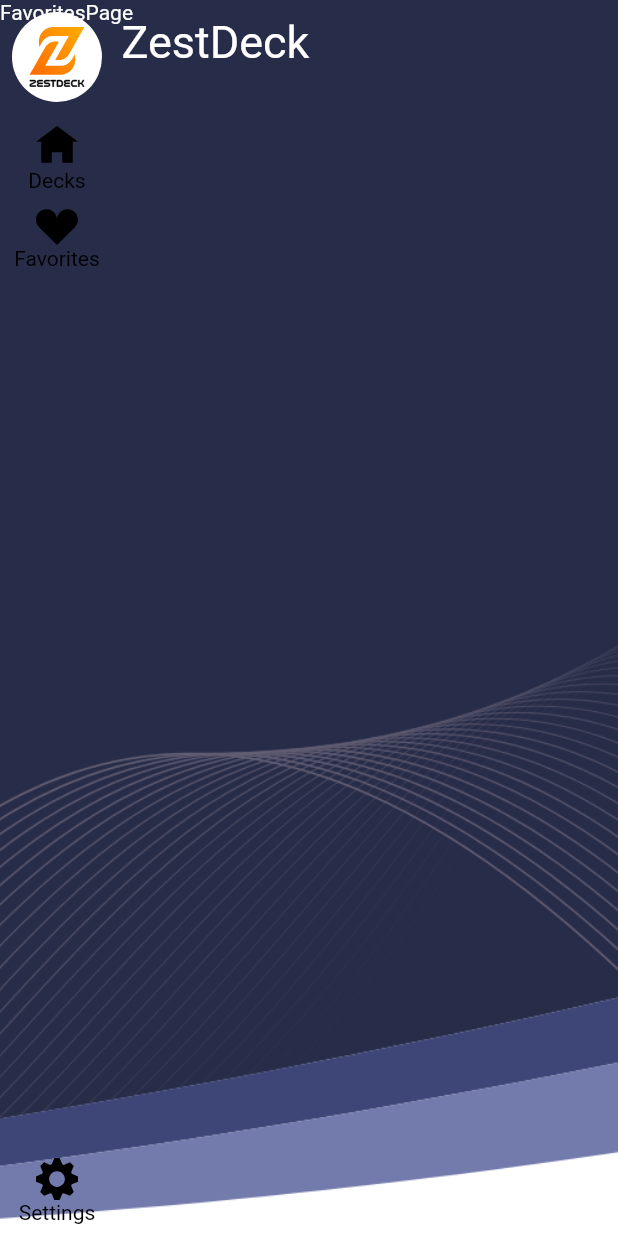
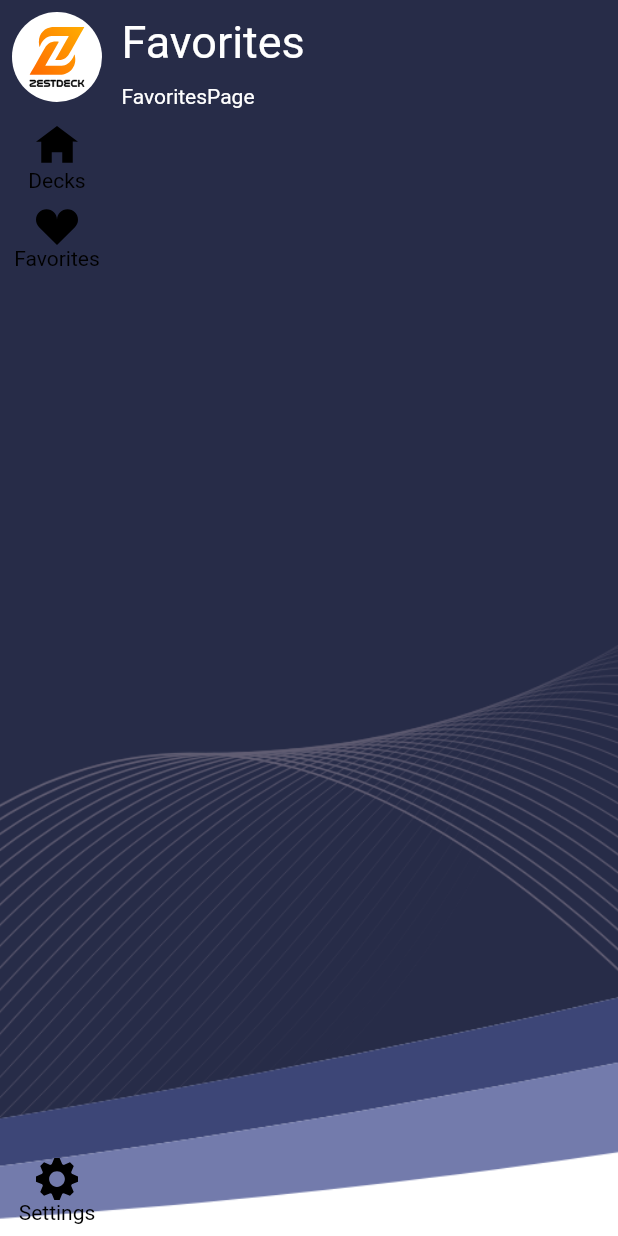
Before and after one commit to deive/zest_deck, a Flutter app: the screen it shows after launch, after a tap on "Favorites", on a phone screen of 412 x 824 dp. Run offline on Flutter 3.47's test engine with Material 2 defaults, Android fonts, the light colour scheme and no system bars; drawn by our look-alikes of auto_size_text; our stand-ins replace auto_route, flutter_svg, hive; accounts and stored records are empty; generated files the repository leaves out were written again.

Commit message:
Title refactor.

```diff
--- a/lib/app/deck_list/deck_list_page.dart
+++ b/lib/app/deck_list/deck_list_page.dart
@@ -1,10 +1,24 @@
 import 'package:flutter/widgets.dart';
+import 'package:provider/provider.dart';
+import 'package:zest/app/main_provider.dart';
+import 'package:zest/app/shared/title_bar.dart';
+import 'package:zest/generated/l10n.dart';
 
 class DeckListPage extends StatelessWidget {
   const DeckListPage({Key? key}) : super(key: key);
 
   @override
   Widget build(BuildContext context) {
-    return const Text("DeckListPage");
+    final mainProvider = Provider.of<MainProvider>(context);
+    return Column(
+      crossAxisAlignment: CrossAxisAlignment.start,
+      children: [
+        TitleBar(title: S.of(context).appNavDecks),
+        Padding(
+          padding: EdgeInsets.only(left: mainProvider.getContentLeftPadding()),
+          child: const Text("DeckListPage"),
+        ),
+      ],
+    );
   }
 }
--- a/lib/app/favorites/favorites_page.dart
+++ b/lib/app/favorites/favorites_page.dart
@@ -1,10 +1,24 @@
 import 'package:flutter/widgets.dart';
+import 'package:provider/provider.dart';
+import 'package:zest/app/main_provider.dart';
+import 'package:zest/app/shared/title_bar.dart';
+import 'package:zest/generated/l10n.dart';
 
 class FavoritesPage extends StatelessWidget {
   const FavoritesPage({Key? key}) : super(key: key);
 
   @override
   Widget build(BuildContext context) {
-    return const Text("FavoritesPage");
+    final mainProvider = Provider.of<MainProvider>(context);
+    return Column(
+      crossAxisAlignment: CrossAxisAlignment.start,
+      children: [
+        TitleBar(title: S.of(context).appNavFavorites),
+        Padding(
+          padding: EdgeInsets.only(left: mainProvider.getContentLeftPadding()),
+          child: const Text("FavoritesPage"),
+        ),
+      ],
+    );
   }
 }
--- a/lib/app/main_page.dart
+++ b/lib/app/main_page.dart
@@ -4,7 +4,6 @@ import 'package:provider/provider.dart';
 import 'package:zest/app/app_provider.dart';
 import 'package:zest/app/main_provider.dart';
 import 'package:zest/app/navigation/nav_bar.dart';
-import 'package:zest/app/shared/title_bar.dart';
 
 class MainPage extends StatelessWidget {
   const MainPage({Key? key}) : super(key: key);
@@ -22,7 +21,6 @@ class MainPage extends StatelessWidget {
                       fit: BoxFit.cover)),
             ),
             const AutoRouter(),
-            const TitleBar(),
             const NavBar(),
           ],
         ),
--- a/lib/app/main_provider.dart
+++ b/lib/app/main_provider.dart
@@ -43,6 +43,8 @@ class MainProvider with ChangeNotifier {
         : const Color.fromARGB(255, 0, 0, 0);
     return _currentlySelectedDeck?.headerTextColour ?? defaultColour;
   }
+
+  double getContentLeftPadding() => _showNavigation ? 81.0 : 0.0;
 
   void navigateTo(MainNavigation dest) async {
     switch (dest) {
--- a/lib/app/navigation/nav_bar.dart
+++ b/lib/app/navigation/nav_bar.dart
@@ -14,13 +14,13 @@ class NavBar extends StatelessWidget {
 
   @override
   Widget build(BuildContext context) {
-    final app = Provider.of<MainProvider>(context);
-    final lastSelectedDeck = app.lastSelectedDeck;
-    final width = app.showNavigation ? 76.0 : 0.0;
+    final mainProvider = Provider.of<MainProvider>(context);
+    final lastSelectedDeck = mainProvider.lastSelectedDeck;
+    final width = mainProvider.showNavigation ? 76.0 : 0.0;
 
     return AnimatedContainer(
       duration: const Duration(milliseconds: 50),
-      color: app.getAppBarColour(),
+      color: mainProvider.getAppBarColour(),
       child: SizedBox(
           width: width,
           child: Column(
--- a/lib/app/settings/settings_page.dart
+++ b/lib/app/settings/settings_page.dart
@@ -1,10 +1,24 @@
 import 'package:flutter/widgets.dart';
+import 'package:provider/provider.dart';
+import 'package:zest/app/main_provider.dart';
+import 'package:zest/app/shared/title_bar.dart';
+import 'package:zest/generated/l10n.dart';
 
 class SettingsPage extends StatelessWidget {
   const SettingsPage({Key? key}) : super(key: key);
 
   @override
   Widget build(BuildContext context) {
-    return const Text("SettingsPage");
+    final mainProvider = Provider.of<MainProvider>(context);
+    return Column(
+      crossAxisAlignment: CrossAxisAlignment.start,
+      children: [
+        TitleBar(title: S.of(context).appNavSettings),
+        Padding(
+          padding: EdgeInsets.only(left: mainProvider.getContentLeftPadding()),
+          child: const Text("SettingsPage"),
+        ),
+      ],
+    );
   }
 }
--- a/lib/app/shared/title_bar.dart
+++ b/lib/app/shared/title_bar.dart
@@ -2,26 +2,24 @@ import 'package:auto_size_text/auto_size_text.dart';
 import 'package:flutter/widgets.dart';
 import 'package:provider/provider.dart';
 import 'package:zest/app/main_provider.dart';
-import 'package:zest/generated/l10n.dart';
 
 class TitleBar extends StatelessWidget {
-  const TitleBar({Key? key}) : super(key: key);
+  const TitleBar({Key? key, required this.title}) : super(key: key);
+  final String title;
+
   @override
   Widget build(BuildContext context) {
-    final l10n = S.of(context);
-    final app = Provider.of<MainProvider>(context);
-    final selectedDeck = app.currentlySelectedDeck;
-    final title = selectedDeck == null ? l10n.appName : selectedDeck.title;
-    final height = app.showNavigation ? 56.0 : 0.0;
-    final startPadding = app.showNavigation ? 81.0 : 0.0;
+    final mainProvider = Provider.of<MainProvider>(context);
+    final height = mainProvider.showNavigation ? 56.0 : 0.0;
 
     return AnimatedContainer(
         duration: const Duration(milliseconds: 50),
-        color: app.getAppBarColour(),
+        color: mainProvider.getAppBarColour(),
         child: SizedBox(
             height: height,
             child: Padding(
-              padding: EdgeInsets.only(left: startPadding),
+              padding:
+                  EdgeInsets.only(left: mainProvider.getContentLeftPadding()),
               child: Row(
                 children: [
                   Expanded(
```
